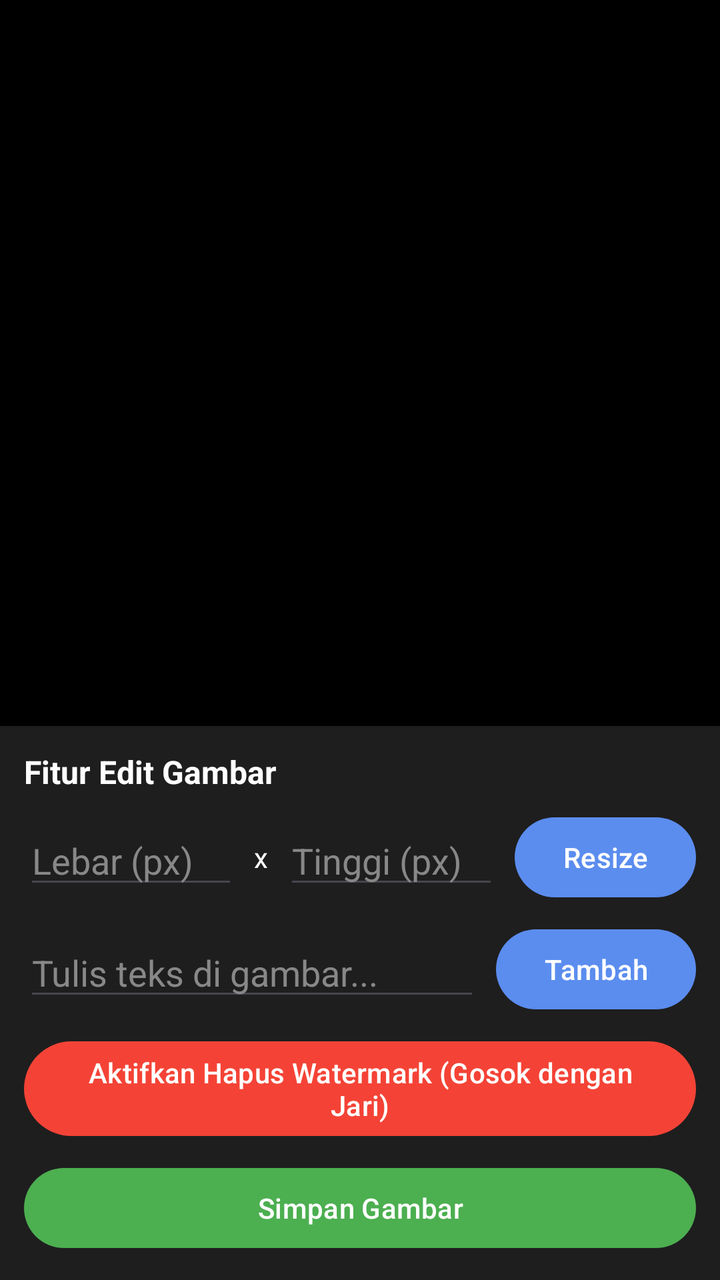
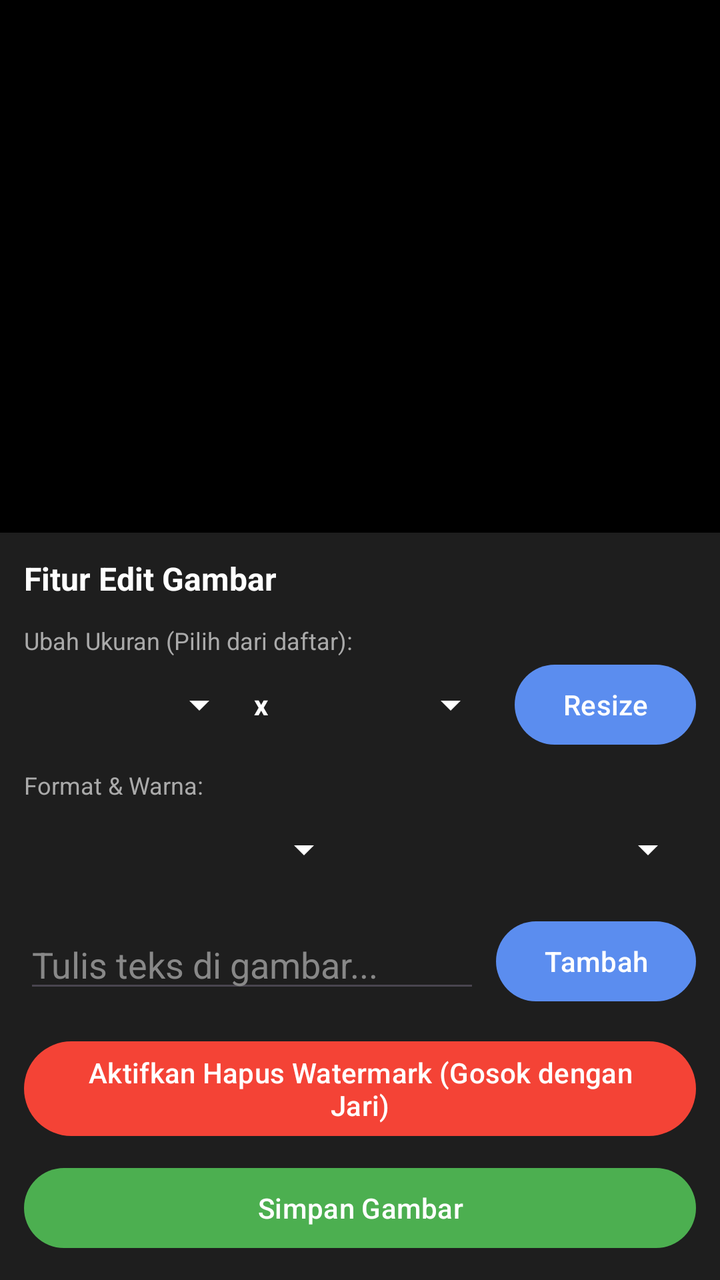

Before-and-after screenshots of an Android layout around one commit, followed by the original layout XML and the change that was made.
<!-- AndroidManifest.xml: application theme Theme.PlaManajer -->
<!-- res/layout/activity_image_editor.xml -->
<?xml version="1.0" encoding="utf-8"?>
<LinearLayout xmlns:android="http://schemas.android.com/apk/res/android"
    xmlns:app="http://schemas.android.com/apk/res-auto"
    android:layout_width="match_parent"
    android:layout_height="match_parent"
    android:background="#121212"
    android:orientation="vertical">

    
    <FrameLayout
        android:layout_width="match_parent"
        android:layout_height="0dp"
        android:layout_weight="1"
        android:background="#000000">
        <ImageView
            android:id="@+id/ivImage"
            android:layout_width="match_parent"
            android:layout_height="match_parent"
            android:scaleType="fitCenter" />
    </FrameLayout>

    
    <ScrollView
        android:layout_width="match_parent"
        android:layout_height="wrap_content"
        android:background="#1E1E1E"
        android:padding="12dp">

        <LinearLayout
            android:layout_width="match_parent"
            android:layout_height="wrap_content"
            android:orientation="vertical">

            <TextView
                android:layout_width="wrap_content"
                android:layout_height="wrap_content"
                android:text="Fitur Edit Gambar"
                android:textColor="#FFFFFF"
                android:textSize="16sp"
                android:textStyle="bold"
                android:layout_marginBottom="8dp"/>

            
            <LinearLayout android:layout_width="match_parent" android:layout_height="wrap_content" android:orientation="horizontal" android:gravity="center_vertical">
                <EditText android:id="@+id/etWidth" android:layout_width="0dp" android:layout_height="wrap_content" android:layout_weight="1" android:hint="Lebar (px)" android:inputType="number" android:textColor="#FFFFFF" android:textColorHint="#888888" />
                <TextView android:layout_width="wrap_content" android:layout_height="wrap_content" android:text="x" android:textColor="#FFFFFF" android:layout_marginHorizontal="8dp"/>
                <EditText android:id="@+id/etHeight" android:layout_width="0dp" android:layout_height="wrap_content" android:layout_weight="1" android:hint="Tinggi (px)" android:inputType="number" android:textColor="#FFFFFF" android:textColorHint="#888888" />
                <com.google.android.material.button.MaterialButton android:id="@+id/btnResize" android:layout_width="wrap_content" android:layout_height="wrap_content" android:text="Resize" android:layout_marginStart="8dp"/>
            </LinearLayout>

            
            <LinearLayout android:layout_width="match_parent" android:layout_height="wrap_content" android:orientation="horizontal" android:gravity="center_vertical" android:layout_marginTop="8dp">
                <EditText android:id="@+id/etText" android:layout_width="0dp" android:layout_height="wrap_content" android:layout_weight="1" android:hint="Tulis teks di gambar..." android:textColor="#FFFFFF" android:textColorHint="#888888" />
                <com.google.android.material.button.MaterialButton android:id="@+id/btnAddText" android:layout_width="wrap_content" android:layout_height="wrap_content" android:text="Tambah" android:layout_marginStart="8dp"/>
            </LinearLayout>

            
            <com.google.android.material.button.MaterialButton
                android:id="@+id/btnMagicEraser"
                android:layout_width="match_parent"
                android:layout_height="wrap_content"
                android:layout_marginTop="8dp"
                android:text="Aktifkan Hapus Watermark (Gosok dengan Jari)"
                app:backgroundTint="#F44336" />

            
            <com.google.android.material.button.MaterialButton
                android:id="@+id/btnSaveImage"
                android:layout_width="match_parent"
                android:layout_height="wrap_content"
                android:layout_marginTop="8dp"
                android:text="Simpan Gambar"
                app:backgroundTint="#4CAF50" />
        </LinearLayout>
    </ScrollView>
</LinearLayout>
<!-- resources referenced by this layout -->
<resources>
  <style name="Theme.PlaManajer" parent="Theme.Material3.DayNight.NoActionBar">
          <item name="colorPrimary">@color/primary</item>
          <item name="colorOnPrimary">@color/on_primary</item>
          <item name="colorPrimaryContainer">@color/primary_container</item>
          <item name="colorOnPrimaryContainer">@color/on_primary_container</item>
          <item name="android:statusBarColor">?attr/colorSurface</item>
          <item name="android:windowLightStatusBar" tools:targetApi="m">?attr/isLightTheme</item>
      </style>
  <color name="primary">#5B8DEF</color>
  <color name="on_primary">#FFFFFF</color>
  <color name="primary_container">#D8E4FF</color>
  <color name="on_primary_container">#001B3D</color>
</resources>

<!-- the commit's change to res/layout/activity_image_editor.xml (unified diff, before → after) -->
@@ -38,18 +38,60 @@
                 android:textColor="#FFFFFF"
                 android:textSize="16sp"
                 android:textStyle="bold"
-                android:layout_marginBottom="8dp"/>
+                android:layout_marginBottom="12dp"/>
 
             
+            <TextView android:layout_width="wrap_content" android:layout_height="wrap_content" android:text="Ubah Ukuran (Pilih dari daftar):" android:textColor="#AAAAAA" android:textSize="12sp" android:layout_marginBottom="4dp"/>
             <LinearLayout android:layout_width="match_parent" android:layout_height="wrap_content" android:orientation="horizontal" android:gravity="center_vertical">
-                <EditText android:id="@+id/etWidth" android:layout_width="0dp" android:layout_height="wrap_content" android:layout_weight="1" android:hint="Lebar (px)" android:inputType="number" android:textColor="#FFFFFF" android:textColorHint="#888888" />
-                <TextView android:layout_width="wrap_content" android:layout_height="wrap_content" android:text="x" android:textColor="#FFFFFF" android:layout_marginHorizontal="8dp"/>
-                <EditText android:id="@+id/etHeight" android:layout_width="0dp" android:layout_height="wrap_content" android:layout_weight="1" android:hint="Tinggi (px)" android:inputType="number" android:textColor="#FFFFFF" android:textColorHint="#888888" />
-                <com.google.android.material.button.MaterialButton android:id="@+id/btnResize" android:layout_width="wrap_content" android:layout_height="wrap_content" android:text="Resize" android:layout_marginStart="8dp"/>
+                
+                <Spinner
+                    android:id="@+id/spinnerWidth"
+                    android:layout_width="0dp"
+                    android:layout_height="40dp"
+                    android:layout_weight="1"
+                    android:backgroundTint="#FFFFFF" />
+                
+                <TextView android:layout_width="wrap_content" android:layout_height="wrap_content" android:text=" x " android:textColor="#FFFFFF" android:textStyle="bold"/>
+                
+                <Spinner
+                    android:id="@+id/spinnerHeight"
+                    android:layout_width="0dp"
+                    android:layout_height="40dp"
+                    android:layout_weight="1"
+                    android:backgroundTint="#FFFFFF" />
+
+                <com.google.android.material.button.MaterialButton 
+                    android:id="@+id/btnResize" 
+                    android:layout_width="wrap_content" 
+                    android:layout_height="40dp" 
+                    android:text="Resize" 
+                    android:layout_marginStart="8dp"
+                    android:insetTop="0dp"
+                    android:insetBottom="0dp"/>
             </LinearLayout>
 
             
-            <LinearLayout android:layout_width="match_parent" android:layout_height="wrap_content" android:orientation="horizontal" android:gravity="center_vertical" android:layout_marginTop="8dp">
+            <TextView android:layout_width="wrap_content" android:layout_height="wrap_content" android:text="Format &amp; Warna:" android:textColor="#AAAAAA" android:textSize="12sp" android:layout_marginTop="12dp" android:layout_marginBottom="4dp"/>
+            <LinearLayout android:layout_width="match_parent" android:layout_height="wrap_content" android:orientation="horizontal" android:gravity="center_vertical">
+                
+                <Spinner
+                    android:id="@+id/spinnerFormat"
+                    android:layout_width="0dp"
+                    android:layout_height="40dp"
+                    android:layout_weight="1"
+                    android:backgroundTint="#FFFFFF" />
+                
+                <Spinner
+                    android:id="@+id/spinnerColorFilter"
+                    android:layout_width="0dp"
+                    android:layout_height="40dp"
+                    android:layout_weight="1"
+                    android:layout_marginStart="8dp"
+                    android:backgroundTint="#FFFFFF" />
+            </LinearLayout>
+
+            
+            <LinearLayout android:layout_width="match_parent" android:layout_height="wrap_content" android:orientation="horizontal" android:gravity="center_vertical" android:layout_marginTop="12dp">
                 <EditText android:id="@+id/etText" android:layout_width="0dp" android:layout_height="wrap_content" android:layout_weight="1" android:hint="Tulis teks di gambar..." android:textColor="#FFFFFF" android:textColorHint="#888888" />
                 <com.google.android.material.button.MaterialButton android:id="@+id/btnAddText" android:layout_width="wrap_content" android:layout_height="wrap_content" android:text="Tambah" android:layout_marginStart="8dp"/>
             </LinearLayout>
@@ -59,7 +101,7 @@
                 android:id="@+id/btnMagicEraser"
                 android:layout_width="match_parent"
                 android:layout_height="wrap_content"
-                android:layout_marginTop="8dp"
+                android:layout_marginTop="12dp"
                 android:text="Aktifkan Hapus Watermark (Gosok dengan Jari)"
                 app:backgroundTint="#F44336" />
 
